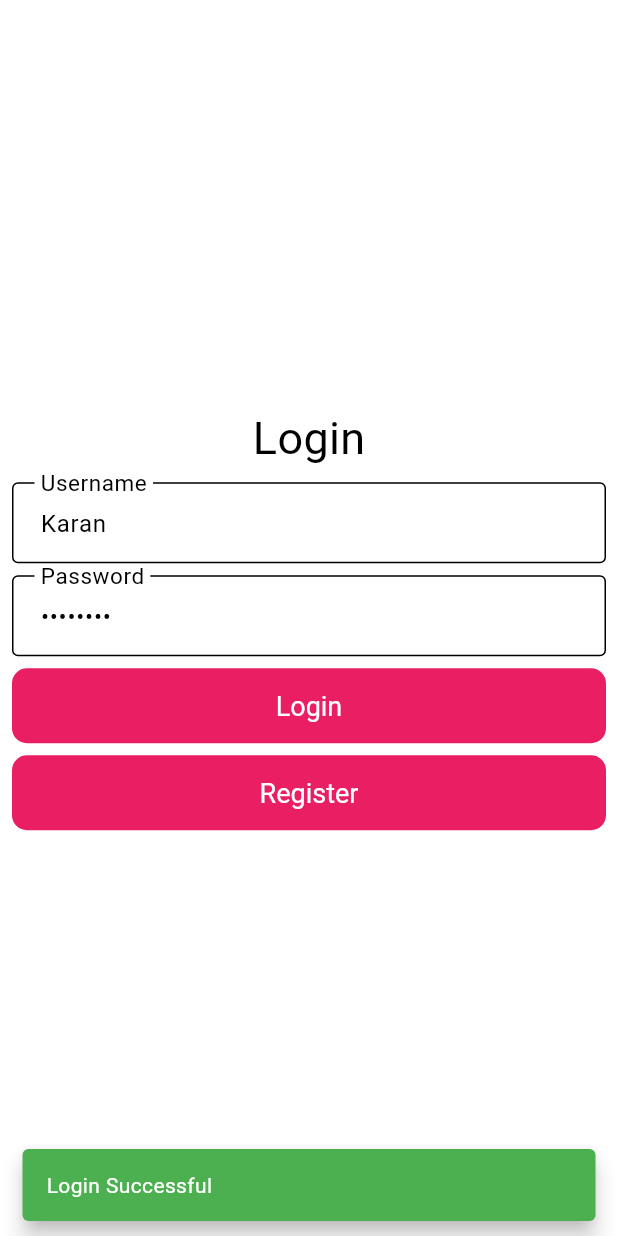
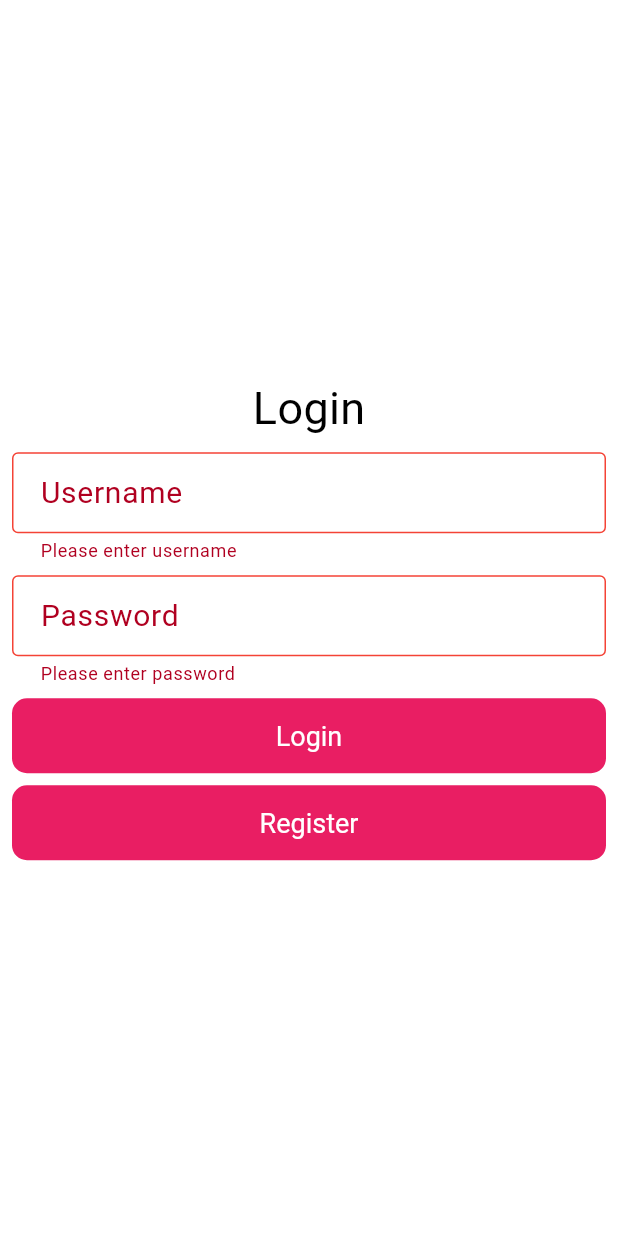
Before and after one commit to Karanbohara01/koselie_flutter_app, a Flutter app: the LoginView screen opened directly, after a tap on "Login", on a phone screen of 412 x 824 dp. Run offline on Flutter 3.47's test engine with Material 3 defaults, Android fonts, the phone set to English and light mode, and no system bars; our stand-ins replace bloc, dartz, equatable, flutter_bloc, get_it, hive and 1 more; accounts and stored records are empty; Roboto replaces fonts that are missing (Brand Bold, Montserrat).

Commit message:
login-modified

```diff
--- a/lib/features/auth/presentation/view/login_view.dart
+++ b/lib/features/auth/presentation/view/login_view.dart
@@ -1,16 +1,14 @@
 import 'package:flutter/material.dart';
 import 'package:flutter_bloc/flutter_bloc.dart';
-import 'package:koselie/core/common/snackbar/snackbar.dart';
 import 'package:koselie/features/auth/presentation/view/register_view.dart';
 import 'package:koselie/features/auth/presentation/view_model/login/login_bloc.dart';
-import 'package:koselie/features/home/presentation/view/home_view.dart';
 
 class LoginView extends StatelessWidget {
   LoginView({super.key});
 
   final _formKey = GlobalKey<FormState>();
-  final _usernameController = TextEditingController(text: 'Karan');
-  final _passwordController = TextEditingController(text: 'Karan123');
+  final _usernameController = TextEditingController();
+  final _passwordController = TextEditingController();
 
   final _gap = const SizedBox(height: 8);
 
@@ -74,21 +72,6 @@ class LoginView extends StatelessWidget {
                                   password: _passwordController.text,
                                 ),
                               );
-
-                          if (_usernameController.text == 'kiran' &&
-                              _passwordController.text == 'kiran123') {
-                            context.read<LoginBloc>().add(
-                                  NavigateHomeScreenEvent(
-                                    destination: const HomeView(),
-                                    context: context,
-                                  ),
-                                );
-                          } else {
-                            showMySnackBar(
-                                context: context,
-                                message: "Login Successful",
-                                color: Colors.green);
-                          }
                         }
                       },
                       child: const SizedBox(
--- a/lib/features/auth/presentation/view_model/login/login_event.dart
+++ b/lib/features/auth/presentation/view_model/login/login_event.dart
@@ -1,10 +1,51 @@
+// part of 'login_bloc.dart';
+
+// sealed class LoginEvent extends Equatable {
+//   const LoginEvent();
+
+//   @override
+//   List<Object> get props => [];
+// }
+
+// class NavigateRegisterScreenEvent extends LoginEvent {
+//   final BuildContext context;
+//   final Widget destination;
+
+//   const NavigateRegisterScreenEvent({
+//     required this.context,
+//     required this.destination,
+//   });
+// }
+
+// class NavigateHomeScreenEvent extends LoginEvent {
+//   final BuildContext context;
+//   final Widget destination;
+
+//   const NavigateHomeScreenEvent({
+//     required this.context,
+//     required this.destination,
+//   });
+// }
+
+// class LoginUserEvent extends LoginEvent {
+//   final BuildContext context;
+//   final String userName;
+//   final String password;
+
+//   const LoginUserEvent({
+//     required this.context,
+//     required this.userName,
+//     required this.password,
+//   });
+// }
+
 part of 'login_bloc.dart';
 
 sealed class LoginEvent extends Equatable {
   const LoginEvent();
 
   @override
-  List<Object> get props => [];
+  List<Object?> get props => [];
 }
 
 class NavigateRegisterScreenEvent extends LoginEvent {
@@ -15,6 +56,9 @@ class NavigateRegisterScreenEvent extends LoginEvent {
     required this.context,
     required this.destination,
   });
+
+  @override
+  List<Object?> get props => [context, destination];
 }
 
 class NavigateHomeScreenEvent extends LoginEvent {
@@ -25,6 +69,9 @@ class NavigateHomeScreenEvent extends LoginEvent {
     required this.context,
     required this.destination,
   });
+
+  @override
+  List<Object?> get props => [context, destination];
 }
 
 class LoginUserEvent extends LoginEvent {
@@ -37,4 +84,25 @@ class LoginUserEvent extends LoginEvent {
     required this.userName,
     required this.password,
   });
+
+  @override
+  List<Object?> get props => [context, userName, password];
 }
+
+class LoginSuccessEvent extends LoginEvent {
+  final String token;
+
+  const LoginSuccessEvent({required this.token});
+
+  @override
+  List<Object?> get props => [token];
+}
+
+class LoginFailureEvent extends LoginEvent {
+  final String errorMessage;
+
+  const LoginFailureEvent({required this.errorMessage});
+
+  @override
+  List<Object?> get props => [errorMessage];
+}
```
Also changed, not shown: lib/features/auth/presentation/view_model/login/login_bloc.dart (+6 -1 lines), lib/features/home/presentation/view/home_view.dart (+18 -18 lines), 1 other file.
